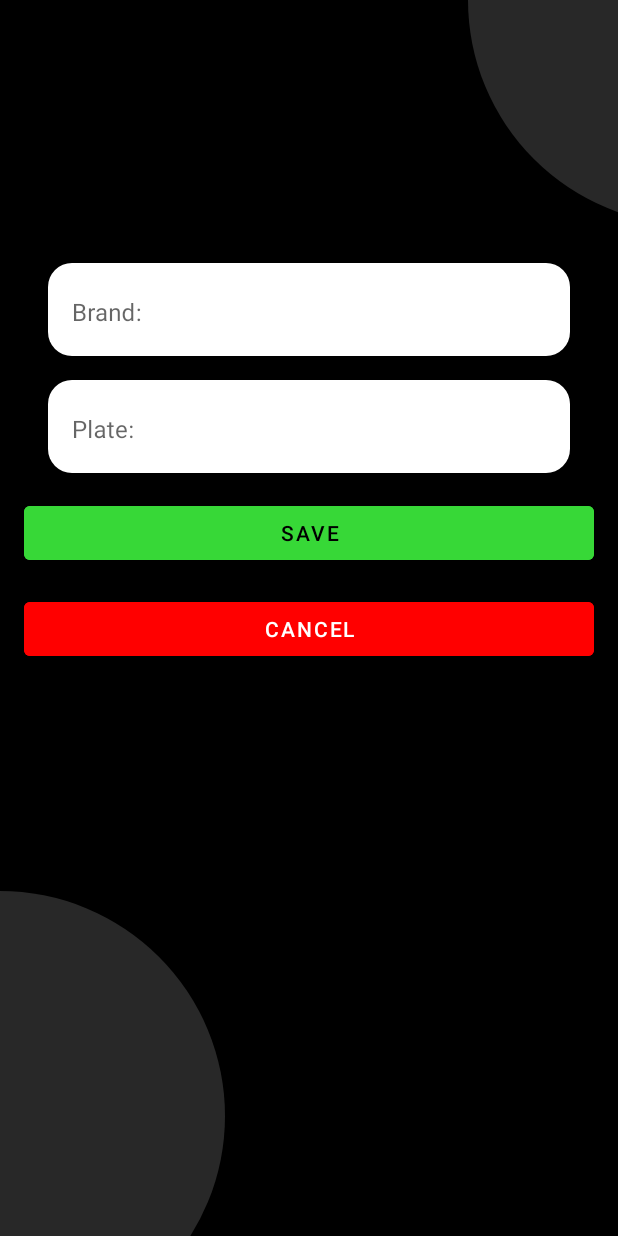
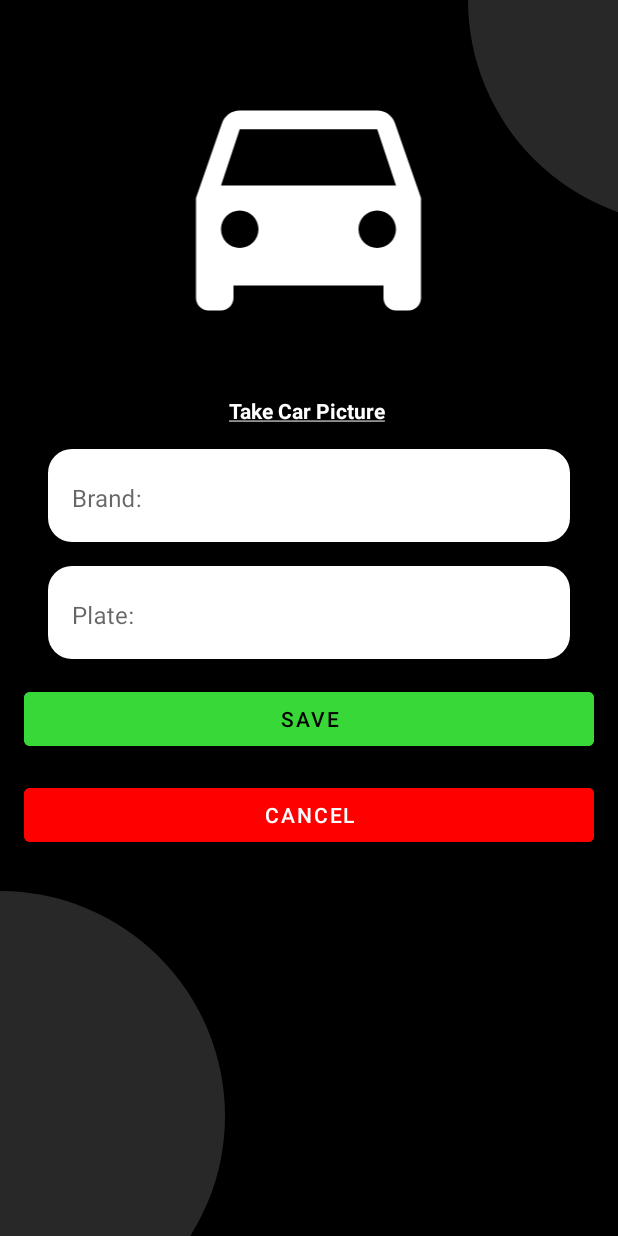
Before and after one commit to Muhammed-Talha-Saglam/Car_Management, an Android app: the AddCarFragment screen opened through its navigation route, on a phone screen of 412 x 824 dp. Run offline under Robolectric (Android 15) with nearby library versions, the phone set to English and light mode, and no system bars; our stand-ins replace Dagger/Hilt's generated code, Room's generated code; libraries missing offline, so code that uses them is left out: androidx.hilt.lifecycle.

Commit message:
Added taking car photo feature.
Admin now can take picture of the car.

```diff
--- a/app/src/main/AndroidManifest.xml
+++ b/app/src/main/AndroidManifest.xml
@@ -1,6 +1,8 @@
 <?xml version="1.0" encoding="utf-8"?>
 <manifest xmlns:android="http://schemas.android.com/apk/res/android"
     package="com.example.carmanagement">
+
+    <uses-feature android:name="android.hardware.camera" android:required="true" />
 
     <application
         android:allowBackup="true"
--- a/app/src/main/java/com/example/carmanagement/constants/extensions.kt
+++ b/app/src/main/java/com/example/carmanagement/constants/extensions.kt
@@ -37,6 +37,11 @@ fun LocalDateTime.toStringTime(): String {
     return "$hour : $minute"
 }
 
+fun  LocalDateTime.toStringDateAndTime(): String {
+    return this.toStringDate() + " " + this.toStringTime()
+}
+
+
 private fun getMonthFormat(month: Int): String {
 
     /*
--- a/app/src/main/java/com/example/carmanagement/model/Car.kt
+++ b/app/src/main/java/com/example/carmanagement/model/Car.kt
@@ -1,5 +1,6 @@
 package com.example.carmanagement.model
 
+import android.graphics.Bitmap
 import androidx.room.Entity
 import androidx.room.PrimaryKey
 
@@ -12,5 +13,5 @@ data class Car(
 
     val brand: String,
     val plate: String,
-
+    val image: Bitmap
 )
--- a/app/src/main/java/com/example/carmanagement/views/fragments/carListPage/CarListViewModel.kt
+++ b/app/src/main/java/com/example/carmanagement/views/fragments/carListPage/CarListViewModel.kt
@@ -83,6 +83,12 @@ class CarListViewModel @ViewModelInject constructor(
         }
     }
 
+    fun deleteCar(car: Car) {
+        viewModelScope.launch {
+            carDao.deleteCar(car)
+        }
+    }
+
 
     fun makeNewReservation(
         brand: String,
--- a/app/src/main/java/com/example/carmanagement/views/fragments/userHistoryPage/UserHistoryAdapter.kt
+++ b/app/src/main/java/com/example/carmanagement/views/fragments/userHistoryPage/UserHistoryAdapter.kt
@@ -5,6 +5,7 @@ import android.view.ViewGroup
 import androidx.recyclerview.widget.DiffUtil
 import androidx.recyclerview.widget.ListAdapter
 import androidx.recyclerview.widget.RecyclerView
+import com.example.carmanagement.constants.toStringDateAndTime
 import com.example.carmanagement.databinding.ItemUserHistoryBinding
 import com.example.carmanagement.model.UserHistory
 
@@ -19,8 +20,8 @@ class UserHistoryAdapter : ListAdapter<UserHistory, UserHistoryAdapter.UserHisto
             binding.apply {
                 carBrand.text = userHistory.brand
                 carPlate.text = userHistory.plate
-                startDate.text = userHistory.reservationStart.toLocalDate().toString()
-                endDate.text = userHistory.reservationsEnd.toLocalDate().toString()
+                startDate.text = userHistory.reservationStart.toStringDateAndTime()
+                endDate.text = userHistory.reservationsEnd.toStringDateAndTime()
             }
 
         }
--- a/app/src/main/res/drawable/ic_car.xml
+++ b/app/src/main/res/drawable/ic_car.xml
@@ -1,4 +1,4 @@
-<vector android:height="24dp" android:tint="#0D1E9E"
+<vector android:height="24dp" android:tint="@color/white"
     android:viewportHeight="24" android:viewportWidth="24"
     android:width="24dp" xmlns:android="http://schemas.android.com/apk/res/android">
     <path android:fillColor="@android:color/white" android:pathData="M18.92,6.01C18.72,5.42 18.16,5 17.5,5h-11c-0.66,0 -1.21,0.42 -1.42,1.01L3,12v8c0,0.55 0.45,1 1,1h1c0.55,0 1,-0.45 1,-1v-1h12v1c0,0.55 0.45,1 1,1h1c0.55,0 1,-0.45 1,-1v-8l-2.08,-5.99zM6.5,16c-0.83,0 -1.5,-0.67 -1.5,-1.5S5.67,13 6.5,13s1.5,0.67 1.5,1.5S7.33,16 6.5,16zM17.5,16c-0.83,0 -1.5,-0.67 -1.5,-1.5s0.67,-1.5 1.5,-1.5 1.5,0.67 1.5,1.5 -0.67,1.5 -1.5,1.5zM5,11l1.5,-4.5h11L19,11L5,11z"/>
--- /dev/null
+++ b/app/src/main/res/drawable/ic_delete.xml
@@ -0,0 +1,5 @@
+<vector android:height="24dp" android:tint="#FF0000"
+    android:viewportHeight="24" android:viewportWidth="24"
+    android:width="24dp" xmlns:android="http://schemas.android.com/apk/res/android">
+    <path android:fillColor="@android:color/white" android:pathData="M6,19c0,1.1 0.9,2 2,2h8c1.1,0 2,-0.9 2,-2L18,7L6,7v12zM8.46,11.88l1.41,-1.41L12,12.59l2.12,-2.12 1.41,1.41L13.41,14l2.12,2.12 -1.41,1.41L12,15.41l-2.12,2.12 -1.41,-1.41L10.59,14l-2.13,-2.12zM15.5,4l-1,-1h-5l-1,1L5,4v2h14L19,4z"/>
+</vector>
--- a/app/src/main/res/layout/fragment_add_car.xml
+++ b/app/src/main/res/layout/fragment_add_car.xml
@@ -31,12 +31,31 @@
         android:layout_width="match_parent"
         android:layout_height="wrap_content"
         android:orientation="vertical"
-        android:layout_marginTop="175dp"
+        android:gravity="center"
+        android:layout_marginTop="32dp"
         app:layout_constraintStart_toStartOf="parent"
         app:layout_constraintEnd_toEndOf="parent"
         app:layout_constraintTop_toTopOf="parent"
         >
 
+        <ImageView
+            android:id="@+id/car_image"
+            android:layout_width="250dp"
+            android:layout_height="200dp"
+            android:layout_marginBottom="16dp"
+            android:src="@drawable/ic_car"
+            />
+
+        <TextView
+            android:id="@+id/text_take_pic"
+            android:layout_width="match_parent"
+            android:layout_height="wrap_content"
+            android:text="@string/take_car_picture"
+            android:textColor="@color/white"
+            android:textStyle="bold"
+            android:layout_marginVertical="16dp"
+            android:gravity="center"
+            />
 
         <com.google.android.material.textfield.TextInputLayout
             android:id="@+id/text_input_layout_brand"
--- a/app/src/main/res/values/strings.xml
+++ b/app/src/main/res/values/strings.xml
@@ -31,4 +31,5 @@
     <string name="login_fail">Failed to login!</string>
     <string name="new_car_added">New car has been added successfully!</string>
     <string name="all_cars">All Cars</string>
+    <string name="take_car_picture"><u>Take Car Picture</u> </string>
 </resources>
```
Also changed, not shown: app/src/main/java/com/example/carmanagement/model/database/CarRoomDatabase.kt (+6 -6 lines), app/src/main/java/com/example/carmanagement/model/database/converters/Converters.kt (+17 -0 lines), app/src/main/java/com/example/carmanagement/views/fragments/addCarPage/AddCarFragment.kt (+34 -1 lines), app/src/main/java/com/example/carmanagement/views/fragments/addCarPage/AddCarViewModel.kt (+8 -2 lines), app/src/main/java/com/example/carmanagement/views/fragments/carListPage/CarListFragment.kt (+9 -3 lines), app/src/main/java/com/example/carmanagement/views/fragments/carListPage/CarsAdapter.kt (+13 -3 lines), app/src/main/res/layout/item_car_list.xml (+11 -1 lines), 1 other file.
